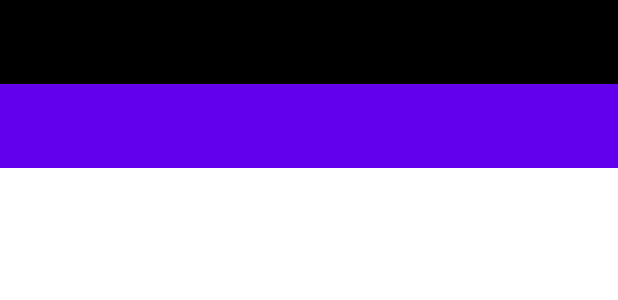
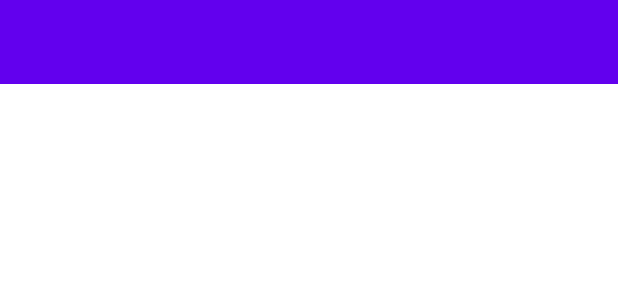
Before and after one commit to EshanSalwan2232/EshanSalwanAssign4, an Android app: the layout activity_main.xml on its own in the app's theme, with its tools: preview values and no code run, on a phone screen of 412 x 824 dp. Shown: the top 300 px of the screen. Run offline under Robolectric (Android 15) with nearby library versions, the phone set to English and light mode, and no system bars.

Commit message:
Working Navigation drawer skeleton complete

```diff
--- a/app/src/main/res/layout/activity_main_nav_header.xml
+++ b/app/src/main/res/layout/activity_main_nav_header.xml
@@ -12,6 +12,6 @@
         android:id="@+id/imageView"
         android:layout_width="wrap_content"
         android:layout_height="wrap_content"
-        app:srcCompat="@drawable/ic_openclassrooms" />
+        app:srcCompat="@drawable/header" />
 
 </LinearLayout>
--- a/app/src/main/res/menu/activity_main_menu_drawer.xml
+++ b/app/src/main/res/menu/activity_main_menu_drawer.xml
@@ -3,25 +3,31 @@
     xmlns:tools="http://schemas.android.com/tools"
     tools:showIn="navigation_view">
 
-    <group android:checkableBehavior="single">
-        <item
-            android:id="@+id/activity_main_drawer_news"
-            android:icon="@drawable/ic_dashboard_white_24dp"
-            android:title="Fil d'actualité" />
-    </group>
-
-    <item android:title="Configuration">
+    <item
+        android:title="@string/all_tabs">
         <menu>
-            <group android:checkableBehavior="single">
-                <item
-                    android:id="@+id/activity_main_drawer_profile"
-                    android:icon="@drawable/ic_account_box_white_24dp"
-                    android:title="Profil" />
-                <item
-                    android:id="@+id/activity_main_drawer_settings"
-                    android:icon="@drawable/ic_settings_applications_white_24dp"
-                    android:title="Paramètres" />
-            </group>
+        <group android:checkableBehavior="single">
+            <item
+                android:id="@+id/home"
+                android:icon="@drawable/house_icon"
+                android:title="@string/home" />
+            <item
+                android:id="@+id/download"
+                android:icon="@drawable/download_icon"
+                android:title="@string/download" />
+            <item
+                android:id="@+id/weather"
+                android:icon="@drawable/weather_icon"
+                android:title="@string/weather" />
+            <item
+                android:id="@+id/fileContent"
+                android:icon="@drawable/content"
+                android:title="File Content" />
+            <item
+                android:id="@+id/settings"
+                android:icon="@drawable/setting_icon"
+                android:title="Settings" />
+        </group>
         </menu>
     </item>
 
--- a/app/src/main/res/values/strings.xml
+++ b/app/src/main/res/values/strings.xml
@@ -1,4 +1,11 @@
 <!-->Eshan Salwan, N01422232, RNB<-->
 <resources>
     <string name="app_name">EshanSalwanN01422232</string>
+    <!-- Used in NavigationDrawer -->
+    <string name="navigation_drawer_open">Open navigation drawer</string>
+    <string name="navigation_drawer_close">Close navigation drawer</string>
+    <string name="home">Home</string>
+    <string name="download">Download</string>
+    <string name="weather">Weather</string>
+    <string name="all_tabs">All Tabs</string>
 </resources>
--- a/app/src/main/res/values/themes.xml
+++ b/app/src/main/res/values/themes.xml
@@ -1,6 +1,6 @@
 <resources xmlns:tools="http://schemas.android.com/tools">
     <!-- Base application theme. -->
-    <style name="Theme.EshanAssign4" parent="Theme.MaterialComponents.DayNight.DarkActionBar">
+    <style name="Theme.EshanAssign4" parent="Theme.MaterialComponents.DayNight.NoActionBar">
         <!-- Primary brand color. -->
         <item name="colorPrimary">@color/purple_500</item>
         <item name="colorPrimaryVariant">@color/purple_700</item>
```
Also changed, not shown: app/src/main/java/eshan/salwan/n01422232/EshanActivity.java (+68 -1 lines), app/src/main/res/drawable-v24/content.jpg (added), app/src/main/res/drawable-v24/download_icon.jpg (added), app/src/main/res/drawable-v24/header.jpg (added), app/src/main/res/drawable-v24/house_icon.jpg (added), app/src/main/res/drawable-v24/setting_icon.jpg (added), app/src/main/res/drawable-v24/weather_icon.jpg (added).
